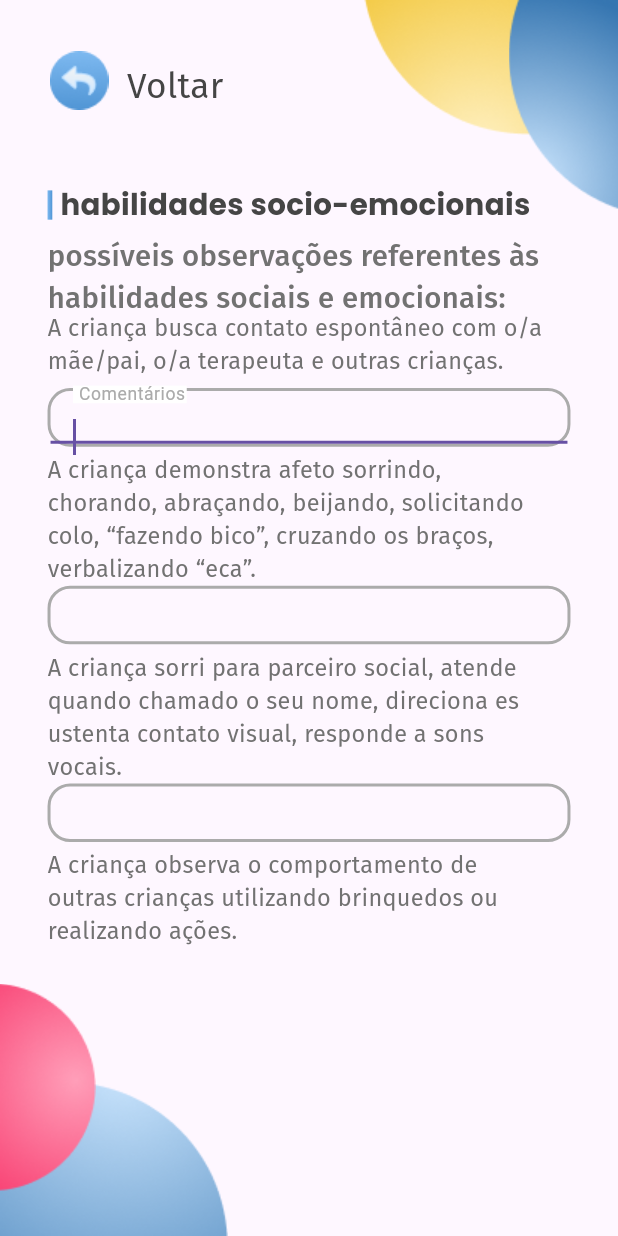
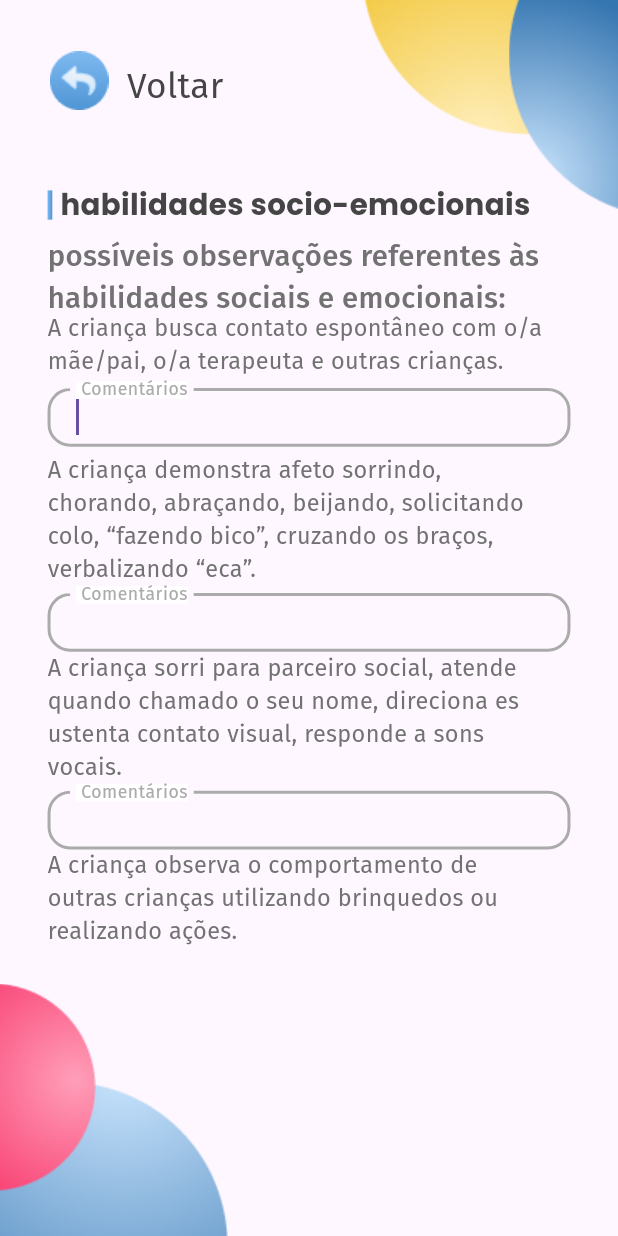
Before and after one commit to Conpec-Projetos/SocialMentes, a Flutter app: the screen it shows after launch, on a phone screen of 412 x 824 dp. Run offline on Flutter 3.47's test engine with Material 3 defaults, Android fonts, the light colour scheme and no system bars; our stand-ins replace google_fonts; Roboto replaces fonts that are missing (FiraSans).

Commit message:
Formulários estão com a estética certa

```diff
--- a/social_mentes_app/lib/src/view/screens/social_skills.dart
+++ b/social_mentes_app/lib/src/view/screens/social_skills.dart
@@ -94,27 +94,40 @@
               child: Container(
                 width: 330*screenWidht/390,
                 height: 40*screenHeight/844,
-                decoration: BoxDecoration(
-                  border: Border.all(color: Color.fromRGBO(171, 171, 171, 1),
-                  width:2 ),
-                  borderRadius: BorderRadius.circular(15)
-                ),
                 child: TextFormField(
                   autofocus: true,
+                  keyboardType: TextInputType.numberWithOptions(),
                   decoration: InputDecoration(
-                    labelText: " \u200B\u200BComentários\u200B\u200B",
-                    labelStyle: TextStyle(
+                    labelText: " Comentários",
+                    labelStyle: GoogleFonts.firaSans(
                       backgroundColor: Colors.white,
                       fontSize: 16*screenHeight/844,
                       fontWeight: FontWeight.w400,
-                      color: Color.fromRGBO(171, 171, 171,1),
-                      fontFamily: "FiraSans"
+                      color: Color.fromRGBO(171, 171, 171,1)
+                    ),
+                    enabledBorder: OutlineInputBorder(
+                      borderRadius: BorderRadius.circular(15),
+                      borderSide: BorderSide(color: Color.fromRGBO(171, 171, 171, 1), width: 2)
+                    ),
+                    border: OutlineInputBorder(
+                      borderRadius: BorderRadius.circular(15),
+                      borderSide: BorderSide(color: Color.fromRGBO(171, 171, 171, 1), width: 2)
+                    ),
+                    focusedBorder: OutlineInputBorder(
+                      borderSide: BorderSide(color: Color.fromRGBO(171, 171, 171, 1), width: 2
+                      ),
+                      borderRadius: BorderRadius.circular(15)
                     ),
                     floatingLabelBehavior: FloatingLabelBehavior.always,
                     contentPadding: EdgeInsets.only(top:screenHeight*(-4)/844, left:screenWidht*14/390)
                   ),
                 ),
               ) ),
+              // decoration: BoxDecoration(
+              //     border: Border.all(color: Color.fromRGBO(171, 171, 171, 1),
+              //     width:2 ),
+              //     borderRadius: BorderRadius.circular(15)
+              //   ),
               //container 2
               //texto 2
               Positioned(
@@ -128,15 +141,38 @@
                 ),
                 )),
               Positioned(
-              top: 400*screenHeight/844,
+              top: 405*screenHeight/844,
               left: 30*screenWidht/390,
               child: Container(
                 width: 330*screenWidht/390,
                 height: 40*screenHeight/844,
-                decoration: BoxDecoration(
-                  border: Border.all(color: Color.fromRGBO(171, 171, 171, 1),
-                  width:2 ),
-                  borderRadius: BorderRadius.circular(15)
+                child: TextFormField(
+                  autofocus: true,
+                  keyboardType: TextInputType.numberWithOptions(),
+                  decoration: InputDecoration(
+                    labelText: " Comentários",
+                    labelStyle: GoogleFonts.firaSans(
+                      backgroundColor: Colors.white,
+                      fontSize: 16*screenHeight/844,
+                      fontWeight: FontWeight.w400,
+                      color: Color.fromRGBO(171, 171, 171,1)
+                    ),
+                    enabledBorder: OutlineInputBorder(
+                      borderRadius: BorderRadius.circular(15),
+                      borderSide: BorderSide(color: Color.fromRGBO(171, 171, 171, 1), width: 2)
+                    ),
+                    border: OutlineInputBorder(
+                      borderRadius: BorderRadius.circular(15),
+                      borderSide: BorderSide(color: Color.fromRGBO(171, 171, 171, 1), width: 2)
+                    ),
+                    focusedBorder: OutlineInputBorder(
+                      borderSide: BorderSide(color: Color.fromRGBO(171, 171, 171, 1), width: 2
+                      ),
+                      borderRadius: BorderRadius.circular(15)
+                    ),
+                    floatingLabelBehavior: FloatingLabelBehavior.always,
+                    contentPadding: EdgeInsets.only(top:screenHeight*(-4)/844, left:screenWidht*14/390)
+                  ),
                 ),
               ) ),
               //texto 3
@@ -150,15 +186,38 @@
               color: Color.fromRGBO(114, 114, 114, 1)
                 ),)),
               Positioned(
-              top: 535*screenHeight/844,
+              top: 540*screenHeight/844,
               left: 30*screenWidht/390,
               child: Container(
                 width: 330*screenWidht/390,
                 height: 40*screenHeight/844,
-                decoration: BoxDecoration(
-                  border: Border.all(color: Color.fromRGBO(171, 171, 171, 1),
-                  width:2 ),
-                  borderRadius: BorderRadius.circular(15)
+                child: TextFormField(
+                  autofocus: true,
+                  keyboardType: TextInputType.numberWithOptions(),
+                  decoration: InputDecoration(
+                    labelText: " Comentários",
+                    labelStyle: GoogleFonts.firaSans(
+                      backgroundColor: Colors.white,
+                      fontSize: 16*screenHeight/844,
+                      fontWeight: FontWeight.w400,
+                      color: Color.fromRGBO(171, 171, 171,1)
+                    ),
+                    enabledBorder: OutlineInputBorder(
+                      borderRadius: BorderRadius.circular(15),
+                      borderSide: BorderSide(color: Color.fromRGBO(171, 171, 171, 1), width: 2)
+                    ),
+                    border: OutlineInputBorder(
+                      borderRadius: BorderRadius.circular(15),
+                      borderSide: BorderSide(color: Color.fromRGBO(171, 171, 171, 1), width: 2)
+                    ),
+                    focusedBorder: OutlineInputBorder(
+                      borderSide: BorderSide(color: Color.fromRGBO(171, 171, 171, 1), width: 2
+                      ),
+                      borderRadius: BorderRadius.circular(15)
+                    ),
+                    floatingLabelBehavior: FloatingLabelBehavior.always,
+                    contentPadding: EdgeInsets.only(top:screenHeight*(-4)/844, left:screenWidht*14/390)
+                  ),
                 ),
               ) ),
               Positioned(
```
